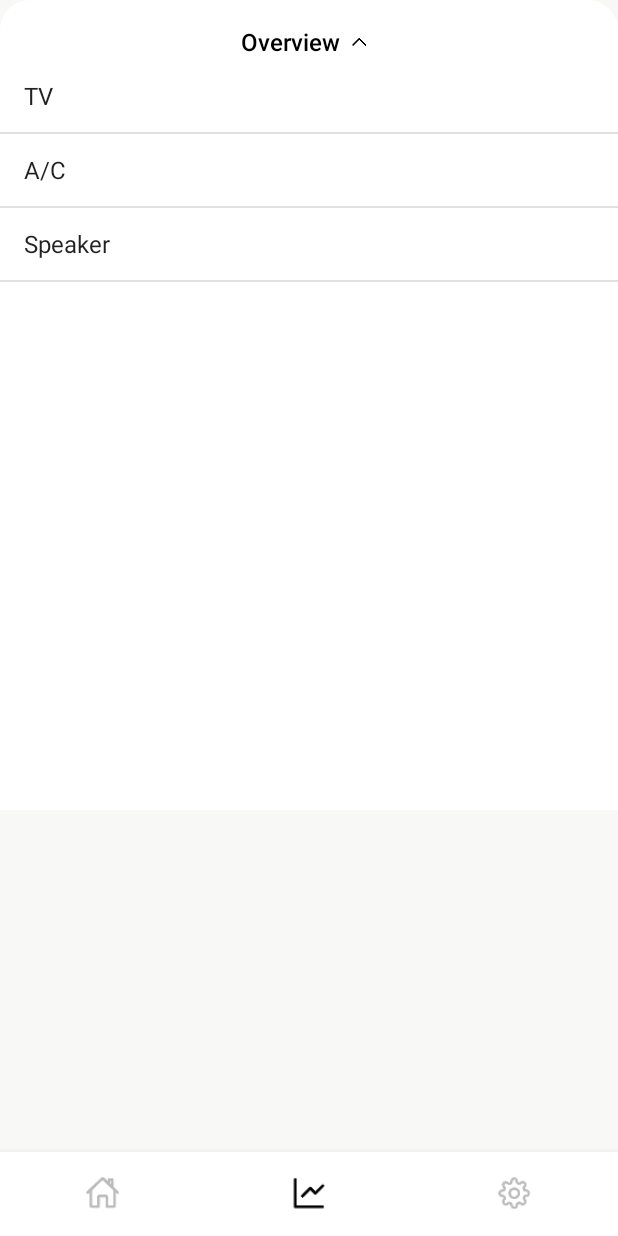
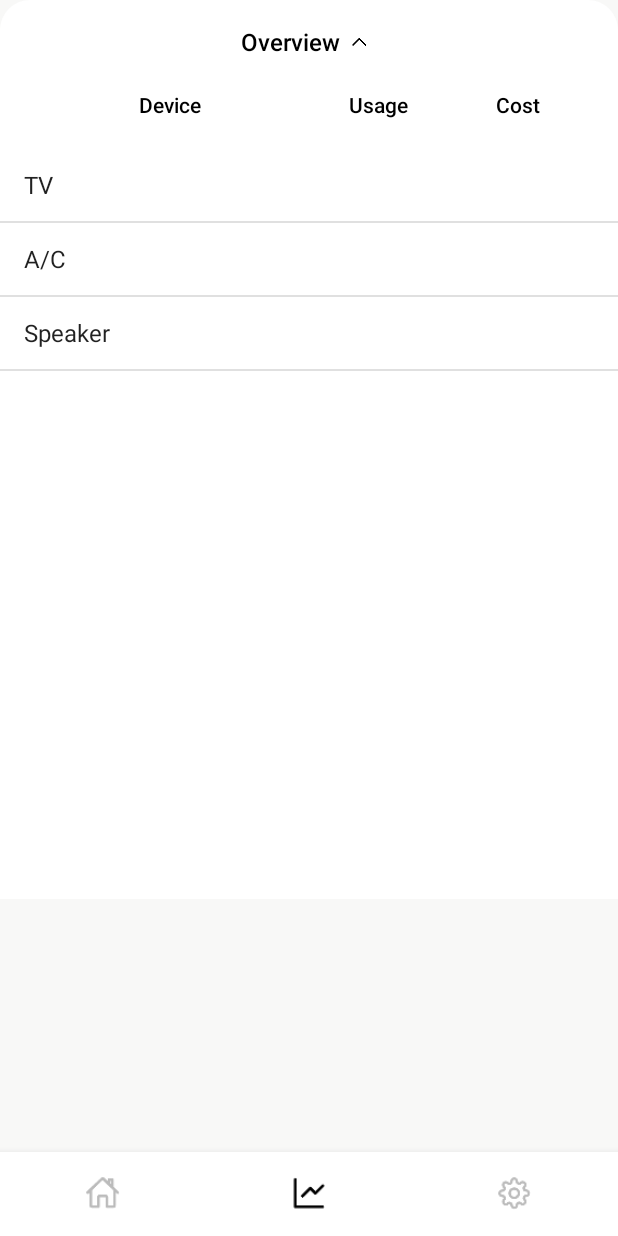
Before and after one commit to jiwon-o/SmartHome, an Android app: the screen it shows after launch (MainActivity), item 2 of the bottom bar chosen, on a phone screen of 412 x 824 dp. Run offline under Robolectric (Android 15) with nearby library versions, the phone set to English and light mode, and no system bars; plain views replace SlidingUpPanelLayout.

Commit message:
하단 드로어 커스텀 중2

```diff
--- a/app/src/main/res/layout/fragment_stats.xml
+++ b/app/src/main/res/layout/fragment_stats.xml
@@ -76,7 +76,46 @@
         <LinearLayout
             android:layout_width="match_parent"
             android:layout_height="wrap_content"
+            android:background="@color/white"
+            android:padding="20dp"
+            android:weightSum="4"
+            android:gravity="center"
             android:orientation="horizontal">
+
+            <TextView
+                android:layout_width="0dp"
+                android:layout_height="wrap_content"
+                android:layout_weight="2"
+                android:fontFamily="sans-serif-medium"
+                android:textStyle="normal"
+                android:textSize="14sp"
+                android:gravity="center"
+                android:textColor="#000000"
+                android:lineSpacingExtra="3sp"
+                android:text="Device"/>
+
+            <TextView
+                android:layout_width="0dp"
+                android:layout_height="wrap_content"
+                android:layout_weight="1"
+                android:fontFamily="sans-serif-medium"
+                android:gravity="center"
+                android:textStyle="normal"
+                android:textSize="14sp"
+                android:textColor="#000000"
+                android:lineSpacingExtra="3sp"
+                android:text="Usage"/>
+            <TextView
+                android:layout_width="0dp"
+                android:layout_height="wrap_content"
+                android:layout_weight="1"
+                android:fontFamily="sans-serif-medium"
+                android:gravity="center"
+                android:textStyle="normal"
+                android:textSize="14sp"
+                android:textColor="#000000"
+                android:lineSpacingExtra="3sp"
+                android:text="Cost"/>
 
 
         </LinearLayout>
```
